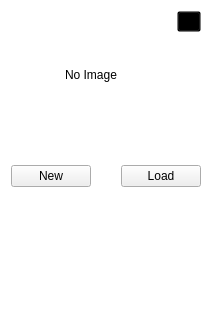
Before: the Qt Designer form src/UI/InputTextureNode.ui in Drew-S/TerrainGenerator, drawn with Qt 5.
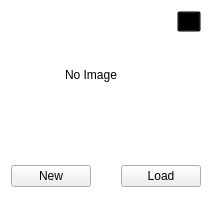
After: the same form once the commit is applied.

Diff of the .ui file:
```diff
--- a/src/UI/InputTextureNode.ui
+++ b/src/UI/InputTextureNode.ui
@@ -7,7 +7,7 @@
     <x>0</x>
     <y>0</y>
     <width>212</width>
-    <height>321</height>
+    <height>216</height>
    </rect>
   </property>
   <property name="windowTitle">
```
Left out of the diff: 15 changed lines with no effect on the pictures.
